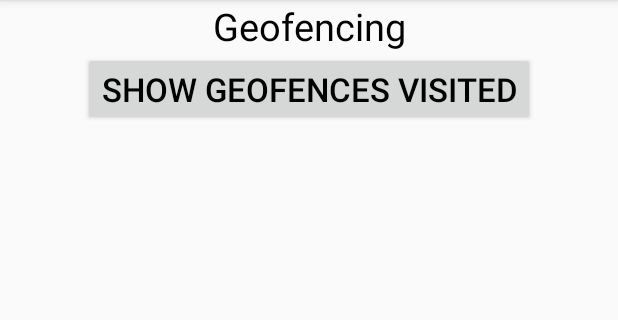
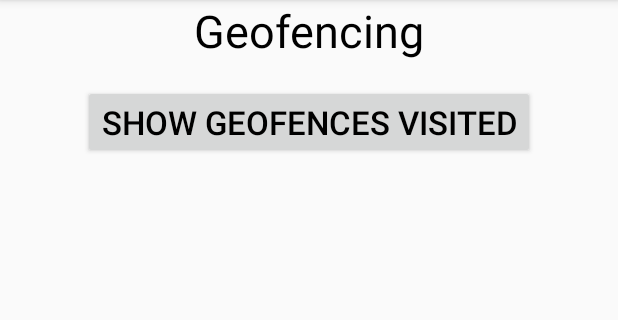
Before and after one commit to TimothyGeorgeson/Week6Daily3, an Android app: the screen it shows after launch (MainActivity), on a phone screen of 412 x 824 dp, the part 84-404 px from its top. Run offline under Robolectric (Android 15) with nearby library versions, the phone set to English and light mode, and no system bars; our stand-ins replace Room's generated code, RxJava.

Commit message:
fix item layout spacing, fence radius change

```diff
--- a/app/src/main/java/com/example/consultants/week6daily3/view/MainActivity.java
+++ b/app/src/main/java/com/example/consultants/week6daily3/view/MainActivity.java
@@ -91,7 +91,7 @@ public class MainActivity extends AppCompatActivity implements Observer<List<Geo
         for (int i = 0; i < 10; i++) {
             mGeofenceList.add(new Geofence.Builder()
                     // Set the request ID of the geofence. This is a string to identify this geofence.
-                    .setRequestId(planets[i]).setCircularRegion(lats[i], lngs[i], 2000)
+                    .setRequestId(planets[i]).setCircularRegion(lats[i], lngs[i], 1500)
                     .setExpirationDuration(300000)
                     .setTransitionTypes(Geofence.GEOFENCE_TRANSITION_ENTER |
                             Geofence.GEOFENCE_TRANSITION_EXIT)
--- a/app/src/main/res/layout/activity_main.xml
+++ b/app/src/main/res/layout/activity_main.xml
@@ -8,13 +8,14 @@
     tools:context=".view.MainActivity">
 
     <TextView
-        android:textSize="25sp"
+        android:textSize="30sp"
         android:gravity="center"
         android:layout_width="match_parent"
         android:layout_height="wrap_content"
         android:text="Geofencing" />
 
     <Button
+        android:layout_margin="16dp"
         android:onClick="showFenceHistory"
         android:textSize="22sp"
         android:text="Show Geofences Visited"
--- a/app/src/main/res/layout/list_item.xml
+++ b/app/src/main/res/layout/list_item.xml
@@ -2,9 +2,9 @@
 <LinearLayout
     xmlns:android="http://schemas.android.com/apk/res/android"
     android:orientation="horizontal"
-    android:layout_gravity="center"
+    android:layout_margin="24dp"
     android:layout_width="match_parent"
-    android:layout_height="match_parent">
+    android:layout_height="wrap_content">
 
     <TextView
         android:id="@+id/tvEnterExit"
```
